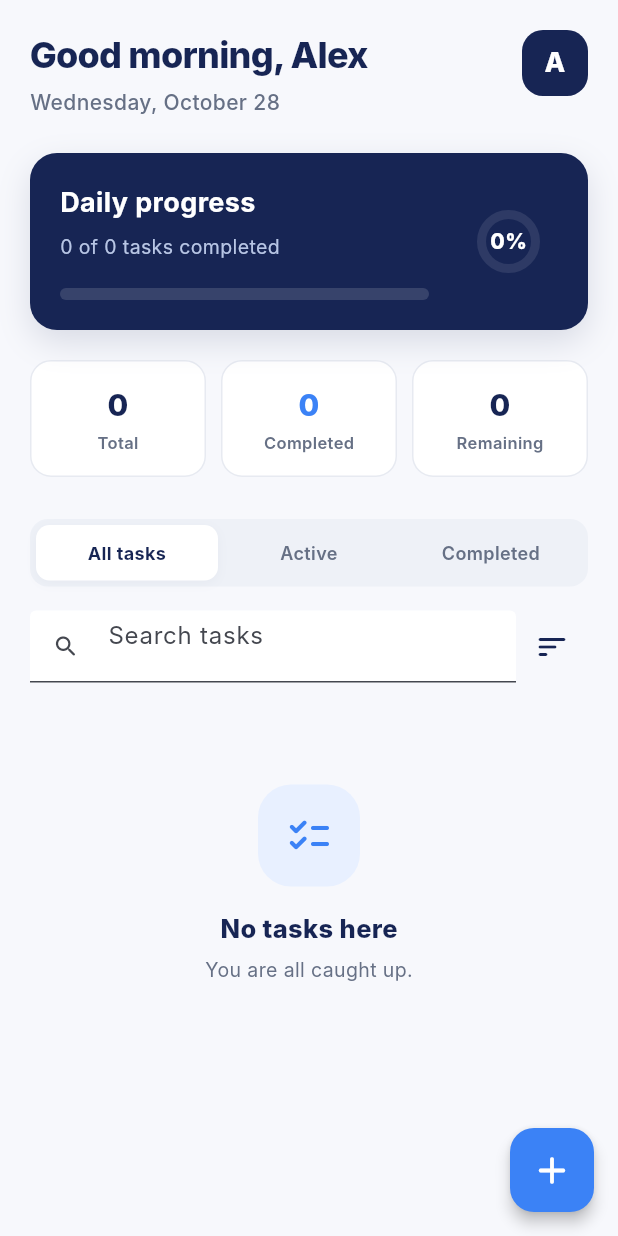
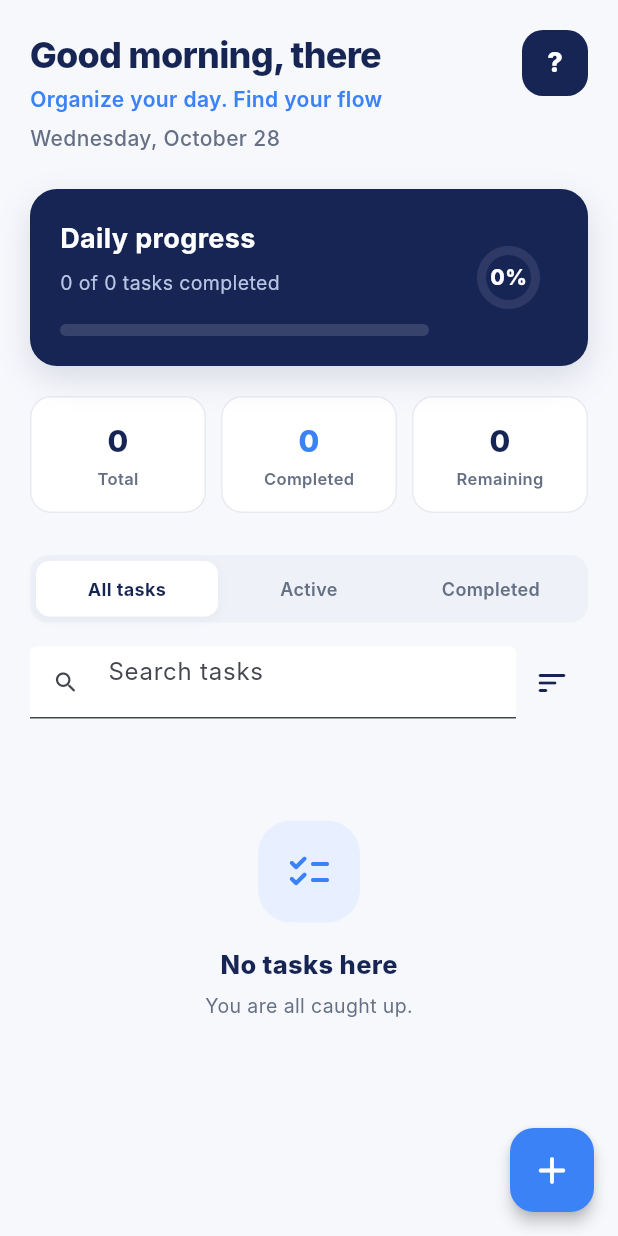
Before and after one commit to DuminduMalinga/TaskFlow, a Flutter app: the screen it shows after launch, on a phone screen of 412 x 824 dp. Run offline on Flutter 3.47's test engine with Material 3 defaults, Android fonts, the phone set to English and light mode, and no system bars; our stand-ins replace image_picker, shared_preferences, sqflite, sqflite_common_ffi; accounts and stored records are empty; Roboto replaces fonts that are missing (Inter).

Commit message:
Add profiles and require task due dates
Adds editable, persisted user profiles with photo selection and dynamic dashboard greetings. Makes due dates required for creating and editing tasks, updates platform permissions and plugin registrations, and expands model, provider, and widget test coverage.

```diff
--- /dev/null
+++ b/lib/models/profile.dart
@@ -0,0 +1,39 @@
+import 'dart:convert';
+import 'dart:typed_data';
+
+class Profile {
+  const Profile({
+    this.name = '',
+    this.mobile = '',
+    this.email = '',
+    this.photoBase64,
+  });
+
+  factory Profile.fromJson(Map<String, dynamic> json) => Profile(
+    name: json['name'] as String? ?? 'Alex',
+    mobile: json['mobile'] as String? ?? '',
+    email: json['email'] as String? ?? '',
+    photoBase64: json['photo'] as String?,
+  );
+
+  final String name;
+  final String mobile;
+  final String email;
+  final String? photoBase64;
+
+  Uint8List? get photoBytes =>
+      photoBase64 == null ? null : base64Decode(photoBase64!);
+
+  String get initial =>
+      name.trim().isEmpty ? '?' : name.trim()[0].toUpperCase();
+
+  String get firstName =>
+      name.trim().isEmpty ? 'there' : name.trim().split(RegExp(r'\s+')).first;
+
+  Map<String, dynamic> toJson() => {
+    'name': name,
+    'mobile': mobile,
+    'email': email,
+    'photo': photoBase64,
+  };
+}
--- /dev/null
+++ b/lib/providers/profile_provider.dart
@@ -0,0 +1,37 @@
+import 'dart:convert';
+
+import 'package:flutter/foundation.dart';
+import 'package:shared_preferences/shared_preferences.dart';
+
+import '../models/profile.dart';
+
+class ProfileProvider extends ChangeNotifier {
+  ProfileProvider() {
+    _load();
+  }
+
+  static const _key = 'profile';
+
+  Profile _profile = const Profile();
+
+  Profile get profile => _profile;
+
+  Future<void> _load() async {
+    final prefs = await SharedPreferences.getInstance();
+    final raw = prefs.getString(_key);
+    if (raw == null) return;
+    try {
+      _profile = Profile.fromJson(jsonDecode(raw) as Map<String, dynamic>);
+      notifyListeners();
+    } catch (_) {
+      // Corrupt data: keep the default profile.
+    }
+  }
+
+  Future<void> update(Profile profile) async {
+    _profile = profile;
+    notifyListeners();
+    final prefs = await SharedPreferences.getInstance();
+    await prefs.setString(_key, jsonEncode(profile.toJson()));
+  }
+}
--- a/lib/screens/task_home_screen.dart
+++ b/lib/screens/task_home_screen.dart
@@ -4,7 +4,9 @@ import 'package:provider/provider.dart';
 import 'add_task_screen.dart';
 import 'completed_tasks_screen.dart';
 import 'edit_task_screen.dart';
+import 'profile_screen.dart';
 import '../models/task.dart';
+import '../providers/profile_provider.dart';
 import '../providers/task_provider.dart';
 import '../theme/app_colors.dart';
 import '../widgets/delete_task_dialog.dart';
@@ -323,6 +325,8 @@ class _Header extends StatelessWidget {
 
   @override
   Widget build(BuildContext context) {
+    final profile = context.watch<ProfileProvider>().profile;
+    final photo = profile.photoBytes;
     return Row(
       crossAxisAlignment: CrossAxisAlignment.start,
       children: [
@@ -331,11 +335,20 @@ class _Header extends StatelessWidget {
             crossAxisAlignment: CrossAxisAlignment.start,
             children: [
               Text(
-                'Good morning, Alex',
+                'Good morning, ${profile.firstName}',
                 style: Theme.of(context).textTheme.headlineSmall?.copyWith(
                   color: navy,
                   fontWeight: FontWeight.w800,
                   letterSpacing: -0.5,
+                ),
+              ),
+              const SizedBox(height: 4),
+              const Text(
+                'Organize your day. Find your flow',
+                style: TextStyle(
+                  color: blue,
+                  fontSize: 14,
+                  fontWeight: FontWeight.w600,
                 ),
               ),
               const SizedBox(height: 6),
@@ -350,21 +363,40 @@ class _Header extends StatelessWidget {
             ],
           ),
         ),
-        Container(
+        Semantics(
+          button: true,
+          label: 'Open profile',
+          child: GestureDetector(
+            key: const Key('profile-avatar'),
+            onTap: () => Navigator.push<void>(
+              context,
+              MaterialPageRoute(builder: (_) => const ProfileScreen()),
+            ),
+            child: Container(
               width: 44,
               height: 44,
               decoration: BoxDecoration(
                 color: navy,
                 borderRadius: BorderRadius.circular(14),
+                image: photo == null
+                    ? null
+                    : DecorationImage(
+                        image: MemoryImage(photo),
+                        fit: BoxFit.cover,
                       ),
-          child: const Center(
+              ),
+              child: photo == null
+                  ? Center(
                       child: Text(
-              'A',
-              style: TextStyle(
+                        profile.initial,
+                        style: const TextStyle(
                           color: Colors.white,
                           fontSize: 18,
                           fontWeight: FontWeight.w800,
                         ),
+                      ),
+                    )
+                  : null,
             ),
           ),
         ),
--- a/pubspec.yaml
+++ b/pubspec.yaml
@@ -39,6 +39,7 @@ dependencies:
   sqflite: ^2.4.2+1
   sqflite_common_ffi: ^2.4.0+3
   path: ^1.9.1
+  image_picker: ^1.2.3
 
 dev_dependencies:
   flutter_test:
```
Also changed, not shown: lib/main.dart (+6 -2 lines), lib/screens/add_task_screen.dart (+16 -28 lines), lib/screens/edit_task_screen.dart (+16 -28 lines), lib/screens/profile_screen.dart (added, +318 -0 lines), pubspec.lock, 9 other files. Lines whose indentation alone changed are shown as unchanged.
